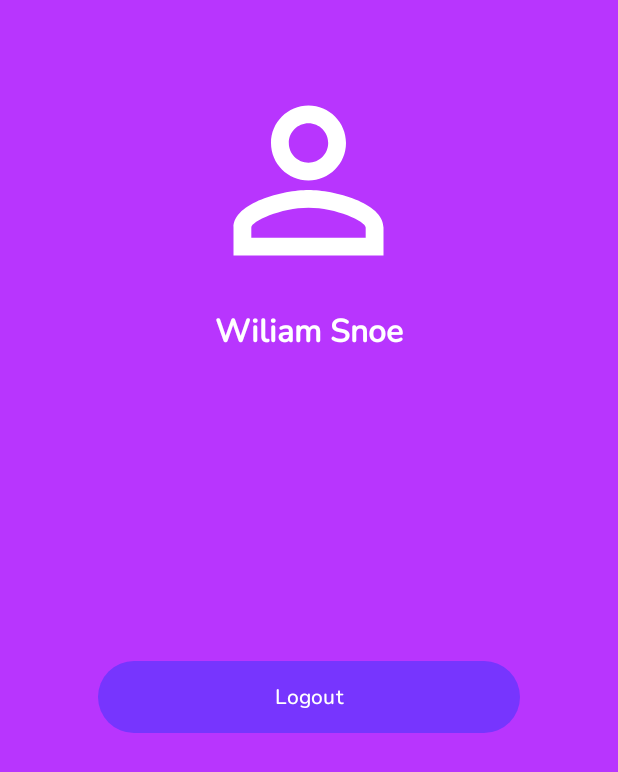
After one commit to kffod/Crypto_Analyzer, an Android app: the layout fragment_profile.xml on its own in the app's theme, with its tools: preview values and no code run, on a phone screen of 412 x 824 dp. The commit adds this screen. Shown: the top 772 px of the screen. Run offline under Robolectric (Android 15) with nearby library versions, the phone set to English and light mode, and no system bars; network calls fail.

Commit message:
Final Commit

```diff
--- a/app/build.gradle
+++ b/app/build.gradle
@@ -48,6 +48,7 @@ dependencies {
     implementation 'androidx.legacy:legacy-support-v4:1.0.0'
     implementation 'androidx.navigation:navigation-fragment-ktx:2.7.1'
     implementation 'androidx.navigation:navigation-ui-ktx:2.7.1'
+    implementation 'com.google.firebase:firebase-inappmessaging:20.3.5'
     testImplementation 'junit:junit:4.13.2'
     androidTestImplementation 'androidx.test.ext:junit:1.1.5'
     androidTestImplementation 'androidx.test.espresso:espresso-core:3.5.1'
@@ -59,6 +60,9 @@ dependencies {
     implementation "androidx.lifecycle:lifecycle-runtime-ktx:2.6.1"
     implementation 'com.github.bumptech.glide:glide:4.13.0'
     annotationProcessor 'com.github.bumptech.glide:compiler:4.13.0'
+    implementation 'androidx.navigation:navigation-ui:2.4.0-alpha10'
+
+
 
 
 
--- /dev/null
+++ b/app/src/main/res/drawable/baseline_mail_outline_24.xml
@@ -0,0 +1,5 @@
+<vector android:height="24dp" android:tint="#FFFFFF"
+    android:viewportHeight="24" android:viewportWidth="24"
+    android:width="24dp" xmlns:android="http://schemas.android.com/apk/res/android">
+    <path android:fillColor="@android:color/white" android:pathData="M20,4L4,4c-1.1,0 -1.99,0.9 -1.99,2L2,18c0,1.1 0.9,2 2,2h16c1.1,0 2,-0.9 2,-2L22,6c0,-1.1 -0.9,-2 -2,-2zM20,18L4,18L4,8l8,5 8,-5v10zM12,11L4,6h16l-8,5z"/>
+</vector>
--- /dev/null
+++ b/app/src/main/res/drawable/baseline_person_outline_24.xml
@@ -0,0 +1,5 @@
+<vector android:height="24dp" android:tint="#FFFFFF"
+    android:viewportHeight="24" android:viewportWidth="24"
+    android:width="24dp" xmlns:android="http://schemas.android.com/apk/res/android">
+    <path android:fillColor="@android:color/white" android:pathData="M12,5.9c1.16,0 2.1,0.94 2.1,2.1s-0.94,2.1 -2.1,2.1S9.9,9.16 9.9,8s0.94,-2.1 2.1,-2.1m0,9c2.97,0 6.1,1.46 6.1,2.1v1.1L5.9,18.1L5.9,17c0,-0.64 3.13,-2.1 6.1,-2.1M12,4C9.79,4 8,5.79 8,8s1.79,4 4,4 4,-1.79 4,-4 -1.79,-4 -4,-4zM12,13c-2.67,0 -8,1.34 -8,4v3h16v-3c0,-2.66 -5.33,-4 -8,-4z"/>
+</vector>
--- /dev/null
+++ b/app/src/main/res/drawable/buttonstyle.xml
@@ -0,0 +1,9 @@
+<?xml version="1.0" encoding="utf-8"?>
+<shape xmlns:android="http://schemas.android.com/apk/res/android">
+    <solid android:color="#4bb6ef" />
+    <padding android:top="15dp"
+        android:left="15dp"
+        android:right="15dp"
+        android:bottom="15dp" />
+    <corners android:radius="45dp" />
+</shape>
--- /dev/null
+++ b/app/src/main/res/layout/fragment_profile.xml
@@ -0,0 +1,49 @@
+<?xml version="1.0" encoding="utf-8"?>
+<LinearLayout xmlns:android="http://schemas.android.com/apk/res/android"
+    xmlns:app="http://schemas.android.com/apk/res-auto"
+    xmlns:tools="http://schemas.android.com/tools"
+    android:layout_width="match_parent"
+    android:layout_height="match_parent"
+    android:background="@color/purple"
+    android:orientation="vertical">
+    <RelativeLayout
+        android:layout_width="match_parent"
+        android:layout_height="405dp"
+        android:background="@color/purple">
+
+        <LinearLayout
+            android:layout_width="match_parent"
+            android:layout_height="350dp"
+            android:background="@color/purple"
+            android:orientation="vertical">
+
+            <ImageView
+                android:layout_width="150dp"
+                android:layout_height="150dp"
+                android:layout_gravity="center_horizontal"
+                android:layout_marginTop="45dp"
+                android:src="@drawable/baseline_person_outline_24" />
+
+            <TextView
+                android:layout_width="wrap_content"
+                android:layout_height="wrap_content"
+                android:layout_gravity="center_horizontal"
+                android:layout_marginTop="10dp"
+                android:text="Wiliam Snoe"
+                android:textColor="@color/white"
+                android:textSize="21sp"
+                android:textStyle="bold" />
+
+        </LinearLayout>
+    </RelativeLayout>
+
+    <Button
+        android:layout_width="281dp"
+        android:layout_height="wrap_content"
+        android:layout_gravity="center_horizontal"
+        android:layout_marginTop="35dp"
+        android:background="@drawable/buttonstyle"
+        android:text="Logout"
+        android:textColor="#fff" />
+
+</LinearLayout>
--- a/app/src/main/res/menu/bottom_nav_menu.xml
+++ b/app/src/main/res/menu/bottom_nav_menu.xml
@@ -17,6 +17,12 @@
     android:title="Watchlist"
     app:showAsAction="always"/>
 
+    <item
+        android:id="@+id/profile"
+        android:enabled="true"
+        android:icon="@drawable/baseline_person_outline_24"
+        android:title="Profile"
+        app:showAsAction="always" />
 
 
 </menu>
--- a/app/src/main/res/values/strings.xml
+++ b/app/src/main/res/values/strings.xml
@@ -11,8 +11,7 @@
     <string name="_1d">1 Day</string>
     <string name="_1w">1 Week</string>
     <string name="_1m">1 Min</string>
-
-
+    <string name="user">User</string>
 
 
 
```
Also changed, not shown: app/src/main/java/com/example/cryptocurrencyanalizer/MainActivity.kt (+11 -0 lines), app/src/main/java/com/example/cryptocurrencyanalizer/fragment/ProfileFragment.kt (added, +60 -0 lines), app/src/main/res/drawable/gradientbackground.xml (added, +8 -0 lines), app/src/main/res/layout/activity_main.xml (+19 -1 lines), app/src/main/res/navigation/nav.xml (+10 -0 lines).
